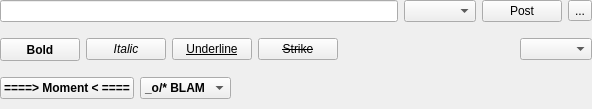
This is ui/qqpalmipede.ui in dguihal/quteqoin as Qt 5 draws it before an edit. The edited form follows.
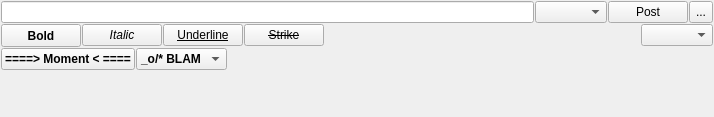
This is the edited form. Icons and pictures are not drawn. Custom widgets are drawn as their Qt base class.

Commit message: Meilleure presentation du palmi

What changed in the file:
```diff
--- a/ui/qqpalmipede.ui
+++ b/ui/qqpalmipede.ui
@@ -6,12 +6,12 @@
    <rect>
     <x>0</x>
     <y>0</y>
-    <width>592</width>
-    <height>109</height>
+    <width>714</width>
+    <height>117</height>
    </rect>
   </property>
   <property name="sizePolicy">
-   <sizepolicy hsizetype="Expanding" vsizetype="Minimum">
+   <sizepolicy hsizetype="Expanding" vsizetype="MinimumExpanding">
     <horstretch>0</horstretch>
     <verstretch>0</verstretch>
    </sizepolicy>
@@ -27,32 +27,75 @@
   </property>
   <widget class="QWidget" name="dockWidgetContents">
    <property name="sizePolicy">
-    <sizepolicy hsizetype="Minimum" vsizetype="Expanding">
+    <sizepolicy hsizetype="Expanding" vsizetype="MinimumExpanding">
      <horstretch>0</horstretch>
      <verstretch>0</verstretch>
     </sizepolicy>
    </property>
    <layout class="QVBoxLayout" name="verticalLayout">
-    <property name="sizeConstraint">
-     <enum>QLayout::SetMinimumSize</enum>
+    <property name="spacing">
+     <number>1</number>
     </property>
     <property name="margin">
-     <number>0</number>
+     <number>1</number>
     </property>
     <item>
      <layout class="QHBoxLayout" name="horizontalLayout_3">
+      <property name="spacing">
+       <number>1</number>
+      </property>
+      <property name="margin">
+       <number>0</number>
+      </property>
       <item>
-       <widget class="QQPalmiLineEdit" name="postLineEdit"/>
+       <widget class="QQPalmiLineEdit" name="postLineEdit">
+        <property name="sizePolicy">
+         <sizepolicy hsizetype="Expanding" vsizetype="Fixed">
+          <horstretch>0</horstretch>
+          <verstretch>0</verstretch>
+         </sizepolicy>
+        </property>
+        <property name="maximumSize">
+         <size>
+          <width>16777215</width>
+          <height>27</height>
+         </size>
+        </property>
+       </widget>
       </item>
       <item>
        <widget class="QComboBox" name="boardSelectorComboBoxMin">
         <property name="enabled">
          <bool>true</bool>
         </property>
+        <property name="sizePolicy">
+         <sizepolicy hsizetype="Minimum" vsizetype="Fixed">
+          <horstretch>0</horstretch>
+          <verstretch>0</verstretch>
+         </sizepolicy>
+        </property>
+        <property name="maximumSize">
+         <size>
+          <width>16777215</width>
+          <height>27</height>
+         </size>
+        </property>
        </widget>
       </item>
       <item>
        <widget class="QPushButton" name="postPushButton">
+        <property name="sizePolicy">
+         <sizepolicy hsizetype="Minimum" vsizetype="Fixed">
+          <horstretch>0</horstretch>
+          <verstretch>0</verstretch>
+         </sizepolicy>
+        </property>
+        <property name="maximumSize">
+         <size>
+          <width>16777215</width>
+          <height>27</height>
+         </size>
+        </property>
         <property name="text">
          <string>Post</string>
         </property>
@@ -60,6 +103,18 @@
       </item>
       <item>
        <widget class="QToolButton" name="attachButton">
+        <property name="sizePolicy">
+         <sizepolicy hsizetype="Minimum" vsizetype="Fixed">
+          <horstretch>0</horstretch>
+          <verstretch>0</verstretch>
+         </sizepolicy>
+        </property>
+        <property name="maximumSize">
+         <size>
+          <width>16777215</width>
+          <height>27</height>
+         </size>
+        </property>
         <property name="text">
          <string>...</string>
         </property>
@@ -77,11 +132,20 @@
        <bool>true</bool>
       </property>
       <layout class="QVBoxLayout" name="verticalLayout_2">
+       <property name="spacing">
+        <number>1</number>
+       </property>
        <property name="margin">
         <number>0</number>
        </property>
        <item>
         <layout class="QHBoxLayout" name="horizontalLayout_2">
+         <property name="spacing">
+          <number>1</number>
+         </property>
+         <property name="margin">
+          <number>0</number>
+         </property>
          <item>
           <widget class="QPushButton" name="boldButton">
            <property name="sizePolicy">
@@ -184,6 +248,12 @@
        </item>
        <item>
         <layout class="QHBoxLayout" name="horizontalLayout">
+         <property name="spacing">
+          <number>1</number>
+         </property>
+         <property name="margin">
+          <number>0</number>
+         </property>
          <item>
           <widget class="QPushButton" name="momentButton">
            <property name="sizePolicy">
@@ -256,6 +326,19 @@
       </layout>
      </widget>
     </item>
+    <item>
+     <spacer name="verticalSpacer">
+      <property name="orientation">
+       <enum>Qt::Vertical</enum>
+      </property>
+      <property name="sizeHint" stdset="0">
+       <size>
+        <width>0</width>
+        <height>0</height>
+       </size>
+      </property>
+     </spacer>
+    </item>
    </layout>
   </widget>
  </widget>
```
